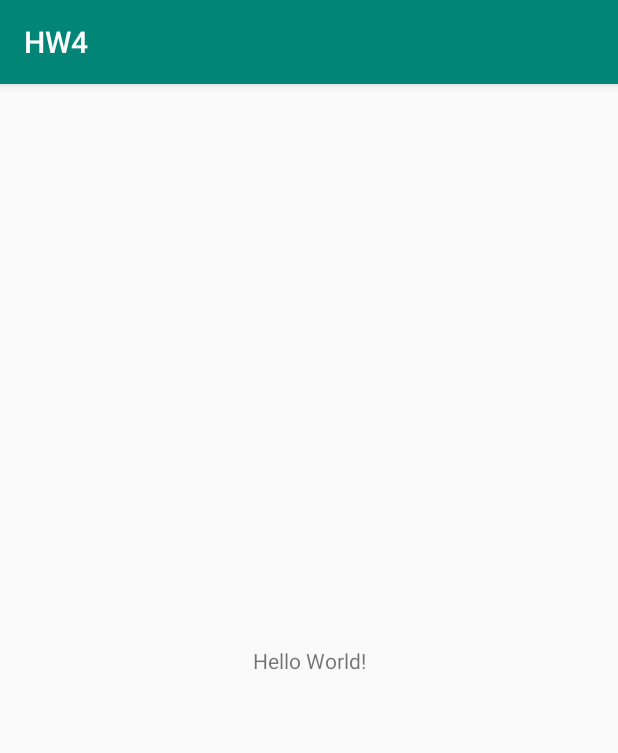
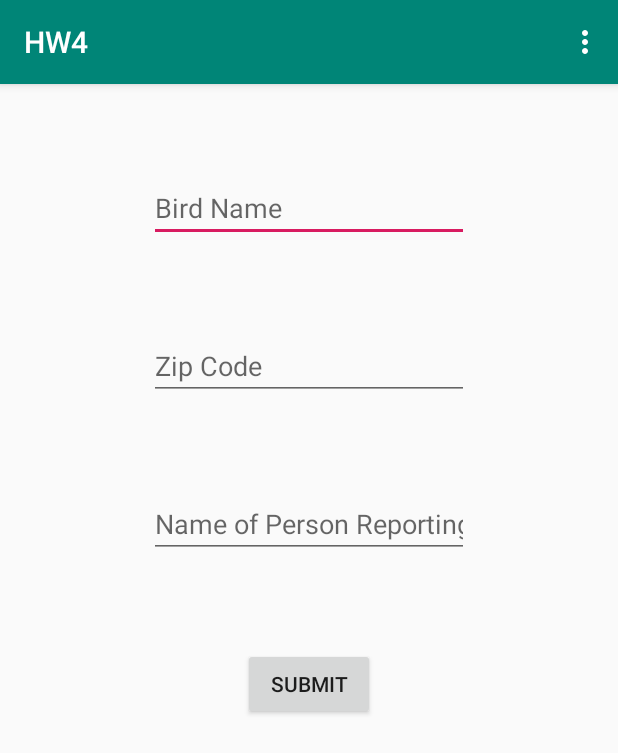
Before and after one commit to sklapman/HW4Seth, an Android app: the screen it shows after launch (MainActivity), on a phone screen of 412 x 824 dp. Shown: the top 753 px of the screen. Run offline under Robolectric (Android 15) with nearby library versions, the phone set to English and light mode, and no system bars; our stand-ins replace Firebase (no records; nobody signed in at launch, a user with empty details on screens opened directly).

Commit message:
seth upload 11/16

```diff
--- a/app/build.gradle
+++ b/app/build.gradle
@@ -1,4 +1,5 @@
 apply plugin: 'com.android.application'
+apply plugin: 'com.google.gms.google-services'
 
 android {
     compileSdkVersion 29
@@ -23,6 +24,7 @@ dependencies {
     implementation fileTree(dir: 'libs', include: ['*.jar'])
     implementation 'androidx.appcompat:appcompat:1.0.2'
     implementation 'androidx.constraintlayout:constraintlayout:1.1.3'
+    implementation 'com.google.firebase:firebase-database:16.0.4'
     testImplementation 'junit:junit:4.12'
     androidTestImplementation 'androidx.test.ext:junit:1.1.0'
     androidTestImplementation 'androidx.test.espresso:espresso-core:3.1.1'
--- a/app/src/main/AndroidManifest.xml
+++ b/app/src/main/AndroidManifest.xml
@@ -9,6 +9,7 @@
         android:roundIcon="@mipmap/ic_launcher_round"
         android:supportsRtl="true"
         android:theme="@style/AppTheme">
+        <activity android:name=".SearchBird"></activity>
         <activity android:name=".MainActivity">
             <intent-filter>
                 <action android:name="android.intent.action.MAIN" />
--- a/app/src/main/java/com/example/hw4/MainActivity.java
+++ b/app/src/main/java/com/example/hw4/MainActivity.java
@@ -1,16 +1,86 @@
 package com.example.hw4;
 
+import androidx.annotation.NonNull;
 import androidx.appcompat.app.AppCompatActivity;
 
+import android.content.Intent;
 import android.os.Bundle;
+import android.view.Menu;
+import android.view.MenuInflater;
+import android.view.MenuItem;
+import android.view.View;
+import android.widget.Button;
+import android.widget.EditText;
+import android.widget.TextView;
+import android.widget.Toast;
 
-public class MainActivity extends AppCompatActivity {
+import com.google.firebase.database.DatabaseReference;
+import com.google.firebase.database.FirebaseDatabase;
 
-    //Seth Test addition
+public class MainActivity extends AppCompatActivity implements View.OnClickListener {
+
+    EditText editTextBirdName, editTextZipCode, editTextPersonSearching;
+    Button buttonSubmit;
+
 
     @Override
     protected void onCreate(Bundle savedInstanceState) {
         super.onCreate(savedInstanceState);
         setContentView(R.layout.activity_main);
+
+
+        editTextBirdName = findViewById(R.id.editTextEnterBirdName);
+        editTextZipCode = findViewById(R.id.editTextEnterZip);
+        editTextPersonSearching = findViewById(R.id.editTextSighterName);
+
+        buttonSubmit = findViewById(R.id.buttonSubmit);
+
+        buttonSubmit.setOnClickListener(this);
+    }
+
+    @Override
+    public boolean onCreateOptionsMenu(Menu menu) {
+
+        MenuInflater inflater = getMenuInflater();
+        inflater.inflate(R.menu.mainmenu, menu);
+
+        return super.onCreateOptionsMenu(menu);
+    }
+
+    @Override
+    public boolean onOptionsItemSelected(@NonNull MenuItem item) {
+
+        if (item.getItemId() == R.id.itemSearchBird) {
+            Intent searchIntent = new Intent(this, SearchBird.class);
+            startActivity(searchIntent);
+        }
+
+        else {
+            Toast.makeText(this, "You are already in Landing page, you fool!", Toast.LENGTH_SHORT).show();
+        }
+
+        return super.onOptionsItemSelected(item);
+    }
+
+    @Override
+    public void onClick(View v) {
+
+        FirebaseDatabase database = FirebaseDatabase.getInstance();
+        DatabaseReference myRef = database.getReference("birds");
+
+        if (v == buttonSubmit) {
+            String submitBirdName = editTextBirdName.getText().toString();
+            String submitZip = editTextZipCode.getText().toString();
+            String submitPerson = editTextPersonSearching.getText().toString();
+
+            birds createbirds = new birds(submitBirdName,submitZip,submitPerson);
+
+            myRef.push().setValue(createbirds);
+
+
+
+        }
+
+
     }
 }
--- a/app/src/main/res/layout/activity_main.xml
+++ b/app/src/main/res/layout/activity_main.xml
@@ -6,13 +6,49 @@
     android:layout_height="match_parent"
     tools:context=".MainActivity">
 
-    <TextView
+    <EditText
+        android:id="@+id/editTextEnterBirdName"
         android:layout_width="wrap_content"
         android:layout_height="wrap_content"
-        android:text="Hello World!"
-        app:layout_constraintBottom_toBottomOf="parent"
-        app:layout_constraintLeft_toLeftOf="parent"
-        app:layout_constraintRight_toRightOf="parent"
+        android:layout_marginTop="60dp"
+        android:ems="10"
+        android:hint="Bird Name"
+        android:inputType="textPersonName"
+        app:layout_constraintEnd_toEndOf="parent"
+        app:layout_constraintStart_toStartOf="parent"
         app:layout_constraintTop_toTopOf="parent" />
 
+    <EditText
+        android:id="@+id/editTextEnterZip"
+        android:layout_width="wrap_content"
+        android:layout_height="wrap_content"
+        android:layout_marginTop="60dp"
+        android:ems="10"
+        android:hint="Zip Code"
+        android:inputType="number"
+        app:layout_constraintEnd_toEndOf="@+id/editTextEnterBirdName"
+        app:layout_constraintStart_toStartOf="@+id/editTextEnterBirdName"
+        app:layout_constraintTop_toBottomOf="@+id/editTextEnterBirdName" />
+
+    <EditText
+        android:id="@+id/editTextSighterName"
+        android:layout_width="wrap_content"
+        android:layout_height="wrap_content"
+        android:layout_marginTop="60dp"
+        android:ems="10"
+        android:hint="Name of Person Reporting"
+        android:inputType="textPersonName"
+        app:layout_constraintEnd_toEndOf="@+id/editTextEnterZip"
+        app:layout_constraintStart_toStartOf="@+id/editTextEnterZip"
+        app:layout_constraintTop_toBottomOf="@+id/editTextEnterZip" />
+
+    <Button
+        android:id="@+id/buttonSubmit"
+        android:layout_width="wrap_content"
+        android:layout_height="wrap_content"
+        android:layout_marginTop="60dp"
+        android:text="Submit"
+        app:layout_constraintEnd_toEndOf="@+id/editTextSighterName"
+        app:layout_constraintStart_toStartOf="@+id/editTextSighterName"
+        app:layout_constraintTop_toBottomOf="@+id/editTextSighterName" />
 </androidx.constraintlayout.widget.ConstraintLayout>
--- /dev/null
+++ b/app/src/main/res/menu/mainmenu.xml
@@ -0,0 +1,11 @@
+<?xml version="1.0" encoding="utf-8"?>
+<menu xmlns:app="http://schemas.android.com/apk/res-auto"
+    xmlns:android="http://schemas.android.com/apk/res/android">
+
+    <item
+        android:id="@+id/itemEnterBird"
+        android:title="Enter Bird" />
+    <item
+        android:id="@+id/itemSearchBird"
+        android:title="Search Bird" />
+</menu>
--- a/build.gradle
+++ b/build.gradle
@@ -8,6 +8,7 @@ buildscript {
     }
     dependencies {
         classpath 'com.android.tools.build:gradle:3.5.1'
+        classpath 'com.google.gms:google-services:4.2.0'
 
         // NOTE: Do not place your application dependencies here; they belong
         // in the individual module build.gradle files
```
Also changed, not shown: app/src/main/java/com/example/hw4/SearchBird.java (added, +117 -0 lines), app/src/main/java/com/example/hw4/birds.java (added, +17 -0 lines), app/src/main/res/layout/activity_search_bird.xml (added, +52 -0 lines), 1 other file.
